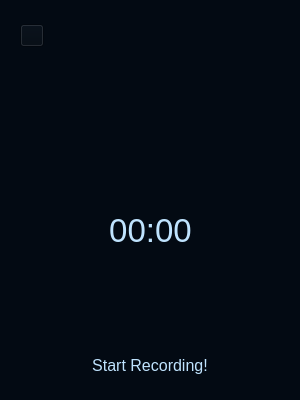
This is modules/recorder.ui in HariShanmugam-dev/AutomationTester as Qt 5 draws it before an edit. The edited form follows.
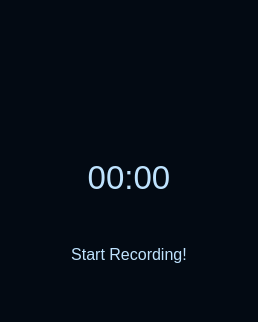
This is the edited form. Icons and pictures are not drawn.

```diff
--- a/modules/recorder.ui
+++ b/modules/recorder.ui
@@ -6,23 +6,16 @@
    <rect>
     <x>0</x>
     <y>0</y>
-    <width>300</width>
-    <height>400</height>
+    <width>258</width>
+    <height>322</height>
    </rect>
   </property>
-  <property name="maximumSize">
-   <size>
-    <width>300</width>
-    <height>400</height>
-   </size>
-  </property>
   <property name="windowTitle">
    <string>Recorder</string>
   </property>
   <property name="styleSheet">
    <string notr="true">color: #bfe3fe; /* blue-charcoal 200 - light text on dark */
-background-color: #030A13; /* blue-charcoal 950 */
-</string>
+background-color: #030A13; /* blue-charcoal 950 */</string>
   </property>
   <layout class="QVBoxLayout" name="verticalLayout_2">
    <item>
@@ -30,7 +23,7 @@
      <property name="maximumSize">
       <size>
        <width>16777215</width>
-       <height>50</height>
+       <height>30</height>
       </size>
      </property>
      <property name="styleSheet">
@@ -41,23 +34,21 @@
 }</string>
      </property>
      <layout class="QHBoxLayout" name="horizontalLayout">
-      <item>
-       <widget class="QToolButton" name="settings">
-        <property name="toolTip">
-         <string>Settings</string>
-        </property>
-        <property name="text">
-         <string/>
-        </property>
-        <property name="icon">
-         <iconset resource="../icons/icon.qrc">
-          <normaloff>:/Icons/icon_settings.png</normaloff>:/Icons/icon_settings.png</iconset>
-        </property>
-        <property name="popupMode">
-         <enum>QToolButton::ToolButtonPopupMode::InstantPopup</enum>
-        </property>
-       </widget>
-      </item>
+      <property name="spacing">
+       <number>0</number>
+      </property>
+      <property name="leftMargin">
+       <number>0</number>
+      </property>
+      <property name="topMargin">
+       <number>0</number>
+      </property>
+      <property name="rightMargin">
+       <number>0</number>
+      </property>
+      <property name="bottomMargin">
+       <number>0</number>
+      </property>
       <item>
        <spacer name="horizontalSpacer">
         <property name="orientation">
@@ -104,7 +95,7 @@
         </property>
         <layout class="QHBoxLayout" name="horizontalLayout_2">
          <property name="spacing">
-          <number>5</number>
+          <number>0</number>
          </property>
          <property name="leftMargin">
           <number>0</number>
@@ -153,6 +144,50 @@
            </property>
           </widget>
          </item>
+         <item>
+          <widget class="QPushButton" name="maximizeRestoreAppBtn">
+           <property name="minimumSize">
+            <size>
+             <width>28</width>
+             <height>28</height>
+            </size>
+           </property>
+           <property name="maximumSize">
+            <size>
+             <width>28</width>
+             <height>28</height>
+            </size>
+           </property>
+           <property name="font">
+            <font>
+             <family>Segoe UI</family>
+             <pointsize>10</pointsize>
+             <italic>false</italic>
+             <bold>false</bold>
+             <stylestrategy>PreferDefault</stylestrategy>
+            </font>
+           </property>
+           <property name="cursor">
+            <cursorShape>PointingHandCursor</cursorShape>
+           </property>
+           <property name="toolTip">
+            <string>Restore</string>
+           </property>
+           <property name="text">
+            <string/>
+           </property>
+           <property name="icon">
+            <iconset resource="../icons/icon.qrc">
+             <normaloff>:/Icons/icon_maximize.png</normaloff>:/Icons/icon_maximize.png</iconset>
+           </property>
+           <property name="iconSize">
+            <size>
+             <width>20</width>
+             <height>20</height>
+            </size>
+           </property>
+          </widget>
+         </item>
          <item>
           <widget class="QPushButton" name="closeAppBtn">
            <property name="minimumSize">
@@ -200,37 +235,66 @@
       <bool>false</bool>
      </property>
      <property name="styleSheet">
-      <string notr="true">border: none;
+      <string notr="true">/*border: none;*/
 
 
 </string>
      </property>
      <layout class="QVBoxLayout">
+      <property name="spacing">
+       <number>0</number>
+      </property>
+      <property name="leftMargin">
+       <number>0</number>
+      </property>
+      <property name="topMargin">
+       <number>0</number>
+      </property>
+      <property name="rightMargin">
+       <number>0</number>
+      </property>
+      <property name="bottomMargin">
+       <number>0</number>
+      </property>
       <item>
        <widget class="QWidget" name="widget" native="true">
+        <property name="sizePolicy">
+         <sizepolicy hsizetype="Minimum" vsizetype="Minimum">
+          <horstretch>0</horstretch>
+          <verstretch>0</verstretch>
+         </sizepolicy>
+        </property>
         <property name="styleSheet">
-         <string notr="true">QPushButton {
-    background-position: left center;
-    background-repeat: no-repeat;
-    border: none;
-    background-color: transparent;
-}
-QPushButton:hover {
-    background-color:transparent; /* blue-charcoal 700 */
- border: 1px solid #0c84bd; /* blue-charcoal 600 */
-}
-
-QPushButton:pressed {
-    background-color:  transparent;
-     border: 2px solid #0c84bd; /* blue-charcoal 600 */
-}</string>
+         <string notr="true"/>
         </property>
-        <layout class="QGridLayout" name="gridLayout">
+        <layout class="QVBoxLayout" name="verticalLayout">
+         <item>
+          <layout class="QGridLayout" name="btn_grid">
+           <property name="spacing">
+            <number>0</number>
+           </property>
          <item row="1" column="1">
           <widget class="QPushButton" name="btn_play">
            <property name="toolTip">
             <string>Play </string>
            </property>
+             <property name="styleSheet">
+              <string notr="true">QPushButton {
+    background-position: left center;
+    background-repeat: no-repeat;
+    border: none;
+    background-color: transparent;
+}
+QPushButton:hover {
+    background-color:transparent; /* blue-charcoal 700 */
+ border: 1px solid #0c84bd; /* blue-charcoal 600 */
+}
+
+QPushButton:pressed {
+    background-color:  transparent;
+     border: 2px solid #0c84bd; /* blue-charcoal 600 */
+}</string>
+             </property>
            <property name="text">
             <string/>
            </property>
@@ -246,11 +310,65 @@
            </property>
           </widget>
          </item>
+           <item row="1" column="2">
+            <widget class="QPushButton" name="btn_save">
+             <property name="toolTip">
+              <string>Save test case</string>
+             </property>
+             <property name="styleSheet">
+              <string notr="true">QPushButton {
+    background-position: left center;
+    background-repeat: no-repeat;
+    border: none;
+    background-color: transparent;
+}
+QPushButton:hover {
+    background-color:transparent; /* blue-charcoal 700 */
+ border: 1px solid #0c84bd; /* blue-charcoal 600 */
+}
+
+QPushButton:pressed {
+    background-color:  transparent;
+     border: 2px solid #0c84bd; /* blue-charcoal 600 */
+}</string>
+             </property>
+             <property name="text">
+              <string/>
+             </property>
+             <property name="icon">
+              <iconset resource="../icons/icon.qrc">
+               <normaloff>:/Icons/cil-save.png</normaloff>:/Icons/cil-save.png</iconset>
+             </property>
+             <property name="iconSize">
+              <size>
+               <width>50</width>
+               <height>50</height>
+              </size>
+             </property>
+            </widget>
+           </item>
          <item row="1" column="0">
           <widget class="QPushButton" name="btn_reset">
            <property name="toolTip">
             <string>Reset and start over</string>
            </property>
+             <property name="styleSheet">
+              <string notr="true">QPushButton {
+    background-position: left center;
+    background-repeat: no-repeat;
+    border: none;
+    background-color: transparent;
+}
+QPushButton:hover {
+    background-color:transparent; /* blue-charcoal 700 */
+ border: 1px solid #0c84bd; /* blue-charcoal 600 */
+}
+
+QPushButton:pressed {
+    background-color:  transparent;
+     border: 2px solid #0c84bd; /* blue-charcoal 600 */
+}</string>
+             </property>
            <property name="text">
             <string/>
            </property>
@@ -271,6 +389,23 @@
            <property name="toolTip">
             <string>Start Recording</string>
            </property>
+             <property name="styleSheet">
+              <string notr="true">QPushButton {
+    background-position: left center;
+    background-repeat: no-repeat;
+    border: none;
+    background-color: transparent;
+}
+QPushButton:hover {
+    background-color:transparent; /* blue-charcoal 700 */
+ border: none;
+}
+
+QPushButton:pressed {
+    background-color:  transparent;
+     border: 2px solid #0c84bd; /* blue-charcoal 600 */
+}</string>
+             </property>
            <property name="text">
             <string/>
            </property>
@@ -286,28 +421,28 @@
            </property>
           </widget>
          </item>
-         <item row="1" column="2">
-          <widget class="QPushButton" name="btn_save">
-           <property name="toolTip">
-            <string>Save test case</string>
-           </property>
-           <property name="text">
-            <string/>
-           </property>
-           <property name="icon">
-            <iconset resource="../icons/icon.qrc">
-             <normaloff>:/Icons/cil-save.png</normaloff>:/Icons/cil-save.png</iconset>
-           </property>
-           <property name="iconSize">
-            <size>
-             <width>50</width>
-             <height>50</height>
-            </size>
-           </property>
-          </widget>
+          </layout>
          </item>
-         <item row="2" column="1">
+         <item>
           <widget class="QLabel" name="lbl_timer">
+           <property name="sizePolicy">
+            <sizepolicy hsizetype="Minimum" vsizetype="Minimum">
+             <horstretch>0</horstretch>
+             <verstretch>0</verstretch>
+            </sizepolicy>
+           </property>
+           <property name="minimumSize">
+            <size>
+             <width>50</width>
+             <height>30</height>
+            </size>
+           </property>
+           <property name="maximumSize">
+            <size>
+             <width>16777215</width>
+             <height>50</height>
+            </size>
+           </property>
            <property name="font">
             <font>
              <family>Segoe UI</family>
@@ -330,9 +465,6 @@
            </property>
           </widget>
          </item>
-        </layout>
-       </widget>
-      </item>
       <item>
        <widget class="QLabel" name="lbl_message">
         <property name="maximumSize">
@@ -359,6 +491,13 @@
    </item>
   </layout>
  </widget>
+   </item>
+  </layout>
+ </widget>
+ <tabstops>
+  <tabstop>minimizeAppBtn</tabstop>
+  <tabstop>closeAppBtn</tabstop>
+ </tabstops>
  <resources>
   <include location="../icons/icon.qrc"/>
  </resources>
```
Lines whose indentation alone changed are shown as unchanged.
